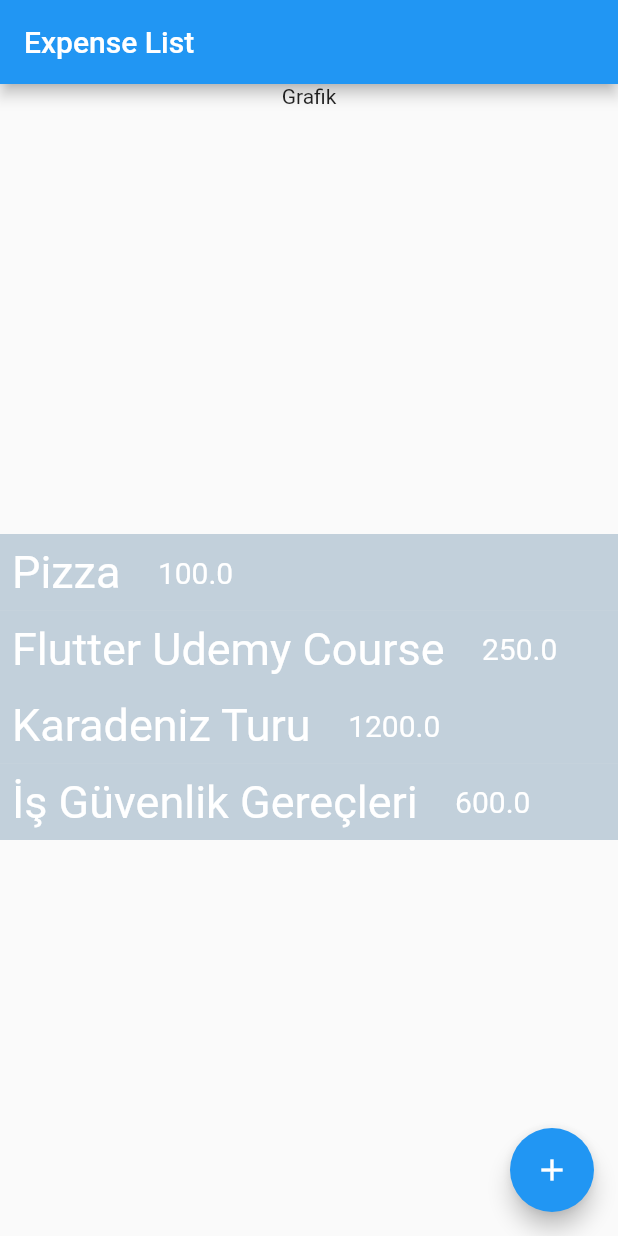
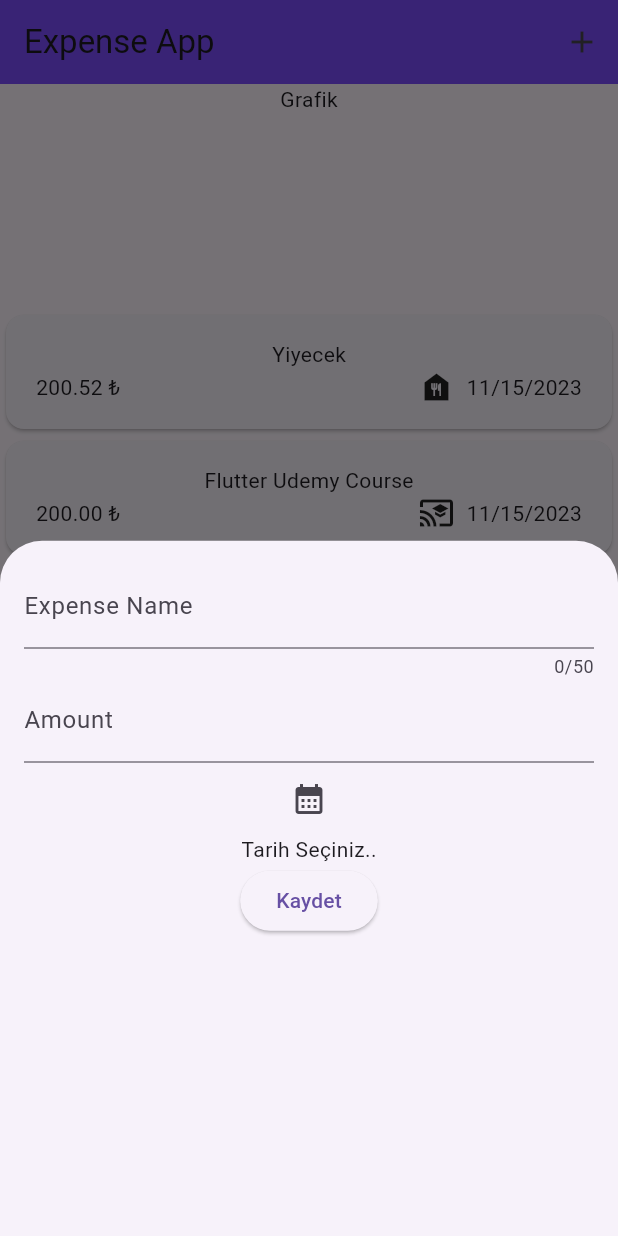
Before and after one commit to oguzhan558476/dart.starter, a Flutter app: the screen it shows after launch, after a tap on the "add" icon, on a phone screen of 412 x 824 dp. Run offline on Flutter 3.47's test engine with Material 2 defaults, Android fonts, the phone set to English and light mode, and no system bars.

Commit message:
takvim eklendi

```diff
--- a/expenseapp/lib/main.dart
+++ b/expenseapp/lib/main.dart
@@ -1,14 +1,11 @@
 import 'package:expenseapp/pages/expense_list.dart';
+import 'package:expenseapp/pages/main_page.dart';
 import 'package:flutter/material.dart';
 
 // Single Responsibility
 void main() {
   runApp(
-    const MaterialApp(
-      home: Scaffold(
-        body: ExpenseList(),
-      ),
-    ),
+    MaterialApp(theme: ThemeData(useMaterial3: true), home: const MainPage()),
   );
 }
 
--- a/expenseapp/lib/models/expense.dart
+++ b/expenseapp/lib/models/expense.dart
@@ -1,10 +1,19 @@
 // identifier => kimlik belirleyici (id)
 
+import 'package:flutter/material.dart';
+import 'package:intl/intl.dart';
 import 'package:uuid/uuid.dart';
 
 const uuid = Uuid();
 
 enum Category { food, education, travel, work }
+
+const categoryIcons = {
+  Category.food: Icons.food_bank,
+  Category.education: Icons.cast_for_education,
+  Category.travel: Icons.car_rental,
+  Category.work: Icons.business
+};
 
 class Expense {
   Expense(
@@ -20,6 +29,14 @@ class Expense {
   final double price;
   final DateTime date;
   final Category category;
+
+  // getter method => bir değişken gibi davranır
+  // setter method => bir değişkenin değerini değiştiren method
+
+  String get formattedDate {
+    var formatter = DateFormat.yMd();
+    return formatter.format(date);
+  }
 }
 // e31d96a6-f15e-4787-ad2d-9d3965218523, Yemek, 50
 // a975e32a-999b-47ac-ae73-929a66dd216c, Yemek, 50
--- a/expenseapp/lib/pages/expense_list.dart
+++ b/expenseapp/lib/pages/expense_list.dart
@@ -1,4 +1,5 @@
 import 'package:expenseapp/models/expense.dart';
+import 'package:expenseapp/widgets/expense_item.dart';
 import 'package:flutter/material.dart';
 
 class ExpenseList extends StatefulWidget {
@@ -9,90 +10,42 @@ class ExpenseList extends StatefulWidget {
 }
 
 class _ExpenseListState extends State<ExpenseList> {
+  // dummy data
   final List<Expense> expenses = [
     Expense(
-      name: "Pizza",
-      price: 100,
+        name: "Yiyecek",
+        price: 200.524,
         date: DateTime.now(),
-      category: Category.food,
-    ),
+        category: Category.food),
     Expense(
         name: "Flutter Udemy Course",
-      price: 250,
+        price: 200,
         date: DateTime.now(),
-      category: Category.education,
-    ),
-    Expense(
-      name: "Karadeniz Turu",
-      price: 1200,
-      date: DateTime.now(),
-      category: Category.travel,
-    ),
-    Expense(
-      name: "İş Güvenlik Gereçleri",
-      price: 600,
-      date: DateTime.now(),
-      category: Category.work,
-    ),
-  ]; // firebase, veritabanı
+        category: Category.education),
+  ]; // firebase,veritabanı
 
   @override
   Widget build(BuildContext context) {
-    return Scaffold(
-      appBar: AppBar(
-        title: const Text('Expense List'),
-      ),
-      body: Center(
+    return Center(
       child: Column(
         mainAxisAlignment: MainAxisAlignment.center,
         crossAxisAlignment: CrossAxisAlignment.center,
         children: [
           const SizedBox(
-              height: 300,
+            height: 150,
             child: Text("Grafik"),
           ),
           Expanded(
             child: ListView.builder(
               itemCount: expenses.length,
               itemBuilder: (context, index) {
-                  return Container(
-                    color: const Color.fromARGB(58, 5, 64, 112),
-                    child: Container(
-                      padding: const EdgeInsets.all(8.0),
-                      child: Row(
-                        children: [
-                          Text(
-                            expenses[index].name,
-                            style: const TextStyle(
-                              color: Colors.white,
-                              fontSize: 30.0,
-                              overflow: TextOverflow.ellipsis,
-                            ),
-                          ),
-                          const SizedBox(width: 25.0),
-                          Text(
-                            expenses[index].price.toString(),
-                            style: const TextStyle(
-                              color: Colors.white,
-                              fontSize: 20.0,
-                              overflow: TextOverflow.ellipsis,
-                            ),
-                          ),
-                        ],
-                      ),
-                   ),
-                  );
+                return ExpenseItem(expenses[index]);
               },
             ),
           ),
         ],
       ),
-      ),
-      floatingActionButton: FloatingActionButton(
-        onPressed: () {
-        },
-        child: const Icon(Icons.add),
-      ),
     );
   }
 }
+// Topbar eklemek vs..
--- /dev/null
+++ b/expenseapp/lib/pages/main_page.dart
@@ -0,0 +1,26 @@
+import 'package:expenseapp/pages/expense_list.dart';
+import 'package:expenseapp/widgets/new_expense.dart';
+import 'package:flutter/material.dart';
+
+class MainPage extends StatelessWidget {
+  const MainPage({Key? key}) : super(key: key);
+
+  @override
+  Widget build(BuildContext context) {
+    return Scaffold(
+      appBar: AppBar(
+        backgroundColor: Colors.deepPurpleAccent,
+        title: const Text("Expense App"),
+        actions: [
+          IconButton(
+              onPressed: () {
+                showModalBottomSheet(
+                    context: context, builder: (ctx) => NewExpense());
+              },
+              icon: const Icon(Icons.add)),
+        ],
+      ),
+      body: ExpenseList(),
+    );
+  }
+}
--- /dev/null
+++ b/expenseapp/lib/widgets/expense_item.dart
@@ -0,0 +1,32 @@
+import 'package:expenseapp/models/expense.dart';
+import 'package:flutter/material.dart';
+
+// 10:05
+class ExpenseItem extends StatelessWidget {
+  const ExpenseItem(this.expense, {Key? key}) : super(key: key);
+  final Expense expense;
+
+  @override
+  Widget build(BuildContext context) {
+    return Card(
+      child: Padding(
+        padding: const EdgeInsets.symmetric(horizontal: 20, vertical: 16),
+        child: Column(
+          children: [
+            Text(expense.name),
+            Row(
+              children: [
+                // String Interpolation
+                Text("${expense.price.toStringAsFixed(2)} ₺"), // Alt GR + T
+                const Spacer(),
+                Icon(categoryIcons[expense.category]),
+                const SizedBox(width: 8),
+                Text(expense.formattedDate)
+              ],
+            )
+          ],
+        ),
+      ),
+    );
+  }
+}
--- /dev/null
+++ b/expenseapp/lib/widgets/new_expense.dart
@@ -0,0 +1,68 @@
+import 'package:flutter/material.dart';
+
+class NewExpense extends StatefulWidget {
+  const NewExpense({Key? key}) : super(key: key);
+
+  @override
+  _NewExpenseState createState() => _NewExpenseState();
+}
+
+class _NewExpenseState extends State<NewExpense> {
+  // Controller
+  final _nameController = TextEditingController();
+  final _amountController = TextEditingController();
+  DateTime? _dateSelected; // Seçilen tarihi tutacak değişken
+
+  @override
+  Widget build(BuildContext context) {
+    return Padding(
+      padding: const EdgeInsets.all(16),
+      child: Column(
+        children: [
+          TextField(
+            controller: _nameController,
+            maxLength: 50,
+            decoration: const InputDecoration(labelText: "Expense Name"),
+          ),
+          TextField(
+            controller: _amountController,
+            keyboardType: TextInputType.number,
+            decoration: const InputDecoration(
+              labelText: "Amount",
+              prefixText: "₺",
+            ),
+          ),
+          IconButton(
+            onPressed: () async {
+              DateTime? pickedDate = await showDatePicker(
+                context: context,
+                initialDate: DateTime.now(),
+                firstDate: DateTime(2020),
+                lastDate: DateTime(2025),
+              );
+
+              if (pickedDate != null && pickedDate != _dateSelected) {
+                setState(() {
+                  _dateSelected = pickedDate;
+                });
+              }
+            },
+            icon: const Icon(Icons.calendar_month),
+          ),
+          _dateSelected != null
+              ? Text("Seçilen Tarih: ${_dateSelected!.toLocal()}".split(' ')[0])
+              : const Text("Tarih Seçiniz.."),
+          ElevatedButton(
+            onPressed: () {
+              print("Kayıt başarılı: ${_nameController.text}");
+              if (_dateSelected != null) {
+                print("Seçilen Tarih: $_dateSelected");
+              }
+            },
+            child: const Text("Kaydet"),
+          ),
+        ],
+      ),
+    );
+  }
+}
--- a/expenseapp/pubspec.yaml
+++ b/expenseapp/pubspec.yaml
@@ -36,6 +36,7 @@ dependencies:
   # Use with the CupertinoIcons class for iOS style icons.
   cupertino_icons: ^1.0.2
   uuid: ^4.2.1
+  intl: ^0.18.1
 
 dev_dependencies:
   flutter_test:
```
Also changed, not shown: expenseapp/pubspec.lock. Lines whose indentation alone changed are shown as unchanged.
